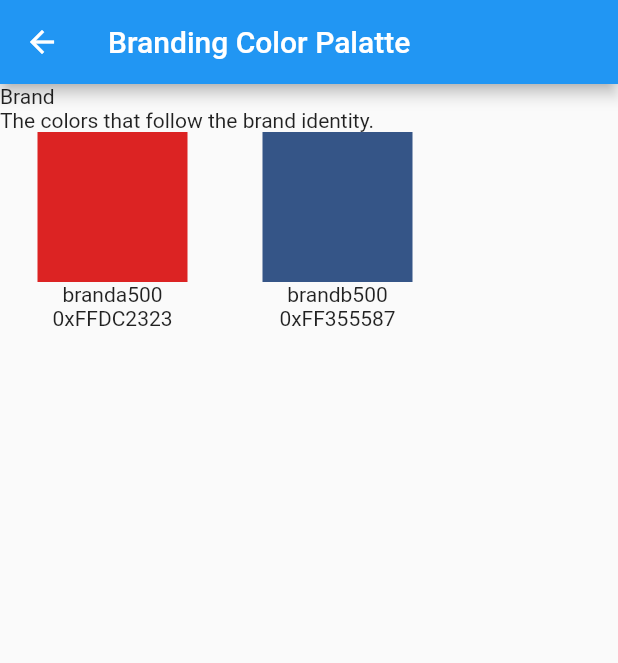
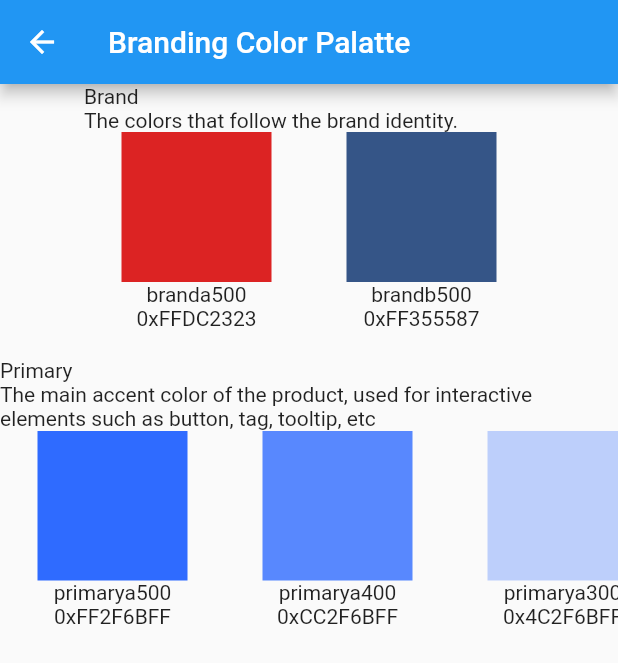
Before and after one commit to truonguit2010/OneIDDesginSystem, a Flutter app: the BrandingColorPalettePage screen opened directly, on a phone screen of 412 x 824 dp. Shown: the top 663 px of the screen. Run offline on Flutter 3.47's test engine with Material 2 defaults, Android fonts, the phone set to English and light mode, and no system bars.

Commit message:
- Define all color palette.

```diff
--- a/one_id_design_system/one_id_design_system/example/lib/branding_color_palette_page.dart
+++ b/one_id_design_system/one_id_design_system/example/lib/branding_color_palette_page.dart
@@ -22,6 +22,39 @@ class BrandingColorPalettePage extends StatelessWidget {
             colorValue: BrandingColorPalette.brandb500.hexValue
         ),
       ]
+    ),
+
+    SectorData(
+        sectorName: 'Primary',
+        sectorDescription: 'The main accent color of the product, used for interactive elements such as button, tag, tooltip, etc',
+        colors: [
+          ColorItemData(
+              color: BrandingColorPalette.primarya500,
+              colorName: 'primarya500',
+              colorValue: BrandingColorPalette.primarya500.hexValue
+          ),
+
+          ColorItemData(
+              color: BrandingColorPalette.primarya400,
+              colorName: 'primarya400',
+              colorValue: BrandingColorPalette.primarya400.hexValue
+          ),
+          ColorItemData(
+              color: BrandingColorPalette.primarya300,
+              colorName: 'primarya300',
+              colorValue: BrandingColorPalette.primarya300.hexValue
+          ),
+          ColorItemData(
+              color: BrandingColorPalette.primarya200,
+              colorName: 'primarya200',
+              colorValue: BrandingColorPalette.primarya200.hexValue
+          ),
+          ColorItemData(
+              color: BrandingColorPalette.primarya100,
+              colorName: 'primarya100',
+              colorValue: BrandingColorPalette.primarya100.hexValue
+          ),
+        ]
     )
   ];
 
@@ -91,6 +124,7 @@ class HorizontalColorItemList extends StatelessWidget {
   Widget build(BuildContext context) {
     return Container(
       child: SingleChildScrollView(
+        scrollDirection: Axis.horizontal,
         child: Row(
           children: this.colors.map((e) { return ColorItem(e); }).toList(),
         ),
--- a/one_id_design_system/one_id_design_system/lib/branding_color_palette.dart
+++ b/one_id_design_system/one_id_design_system/lib/branding_color_palette.dart
@@ -17,11 +17,122 @@ class BrandingColorPalette {
   /// Primary
   ///
   static const Color primarya500 = Color(0xFF2F6BFF);
-  static const Color primarya400 = Color(0x2F6BFFCC);
-  static const Color primarya300 = Color(0x2F6BFF4C);
-  static const Color primarya200 = Color(0x2F6BFF19);
-  static const Color primarya100 = Color(0x2F6BFF0C);
+  static const Color primarya400 = Color(0xCC2F6BFF);
+  static const Color primarya300 = Color(0x4C2F6BFF);
+  static const Color primarya200 = Color(0x192F6BFF);
+  static const Color primarya100 = Color(0x0C2F6BFF);
 
+
+  ///
+  /// Base Color Palette
+  /// This palette is fixed and neutral, used largely in the product interface.
+  ///
+  /// Ink
+  ///
+  /// Main text color, can be used in other elements such as border, disabled item, scrim, etc
+  static const Color ink500 = Color(0xFF22313F);
+  static const Color ink400 = Color(0x7F011222);
+  static const Color ink300 = Color(0x4C011222);
+  static const Color ink200 = Color(0x19011222);
+  static const Color ink100 = Color(0x0C011222);
+
+  ///
+  /// Black
+  ///
+  static const Color black500 = Color(0xCC000000);
+  static const Color black400 = Color(0xB2000000);
+  static const Color black300 = Color(0x66000000);
+  static const Color black200 = Color(0x4C000000);
+  static const Color black100 = Color(0x19000000);
+
+  ///
+  /// White
+  ///
+  static const Color white500 = Color(0xFFFFFFFF);
+  static const Color white400 = Color(0xB2FFFFFF);
+  static const Color white300 = Color(0x66FFFFFF);
+  static const Color white200 = Color(0x4CFFFFFF);
+  static const Color white100 = Color(0x19FFFFFF);
+
+  ///
+  /// Functional Color Palette
+  /// This palette is fixed, used in the features that can express emotions.
+  ///
+  /// Blue
+  /// Emotions [Useful]: display information content.
+  ///
+  static const Color blue500 = Color(0xFF2F6BFF);
+  static const Color blue400 = Color(0xCC2F6BFF);
+  static const Color blue300 = Color(0x4C2F6BFF);
+  static const Color blue200 = Color(0x192F6BFF);
+  static const Color blue100 = Color(0x0C2F6BFF);
+
+  ///
+  /// Green
+  /// Emotion [Positive]: display successful content.
+  ///
+  static const Color green500 = Color(0xFF00BC3C);
+  static const Color green400 = Color(0xCC00BC3C);
+  static const Color green300 = Color(0x4C00BC3C);
+  static const Color green200 = Color(0x1900BC3C);
+  static const Color green100 = Color(0x0C00BC3C);
+
+  ///
+  /// Orange
+  /// Emotion [Careful]: display warning content.
+  ///
+  static const Color orange500 = Color(0xFFFF821E);
+  static const Color orange400 = Color(0xCCFF821E);
+  static const Color orange300 = Color(0x4CFF821E);
+  static const Color orange200 = Color(0x19FF821E);
+  static const Color orange100 = Color(0x0CFF821E);
+
+  ///
+  /// Red
+  /// Emotion [Stressful]: display dangerous content.
+  ///
+  static const Color red500 = Color(0xFFE60A32);
+  static const Color red400 = Color(0xCCE60A32);
+  static const Color red300 = Color(0x4CE60A32);
+  static const Color red200 = Color(0x19E60A32);
+  static const Color red100 = Color(0x0CE60A32);
+
+  ///
+  /// Support Color
+  ///
+  static const Color background_light = Color(0xFFFAFDFF);
+  static const Color background_dark =  Color(0xFFF2F3F4);
+  static const Color placeholder =      Color(0xFFE8EDF3);
+//  static const Color Skeleton = Color(0xFFFAFDFF);
+//  static const Color gradient50top = Color(0xFFFAFDFF);
+//  static const Color gradient50bot = Color(0xFFFAFDFF);
+
+  static const Gradient Skeleton = LinearGradient(
+    begin: Alignment.topCenter,
+    end: Alignment.bottomCenter,
+    colors: [
+      Color.fromARGB(255, 230, 231, 233),
+      Color.fromARGB(255, 249, 249, 249)
+    ]
+  );
+
+  static const Gradient gradient50top = LinearGradient(
+      begin: Alignment.topCenter,
+      end: Alignment.bottomCenter,
+      colors: [
+        Color.fromARGB(127, 0, 0, 0),
+        Color.fromARGB(255, 0, 0, 0)
+      ]
+  );
+
+  static const Gradient gradient50bot = LinearGradient(
+      begin: Alignment.topCenter,
+      end: Alignment.bottomCenter,
+      colors: [
+        Color.fromARGB(127, 0, 0, 0),
+        Color.fromARGB(255, 0, 0, 0)
+      ]
+  );
 }
 
 extension EXColor on Color {
```
